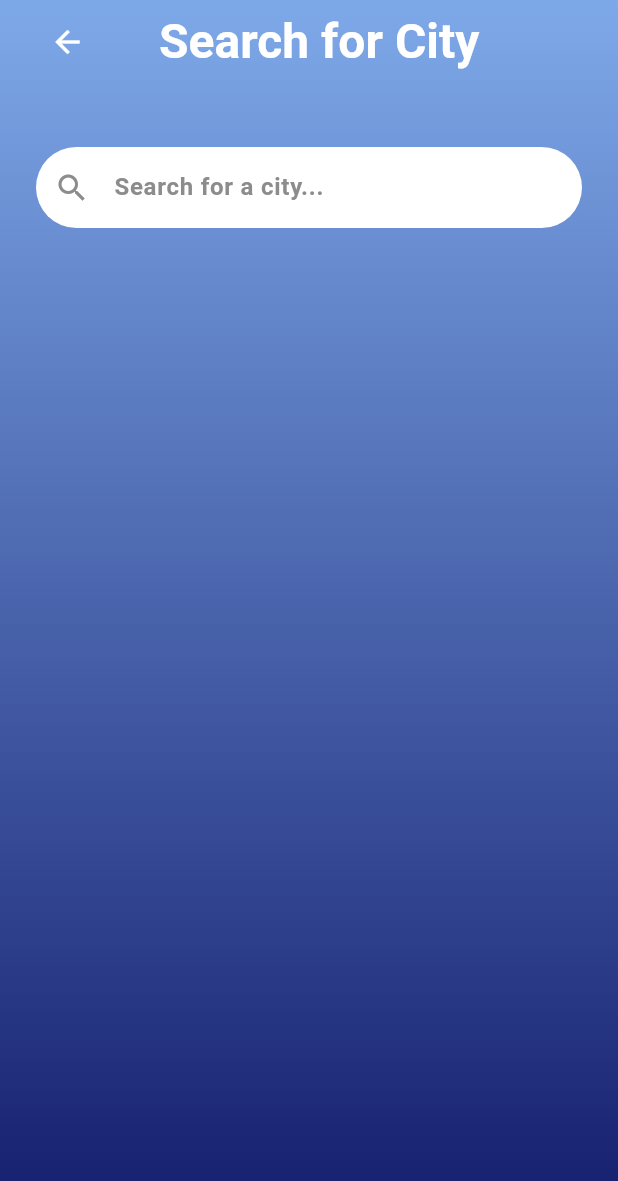
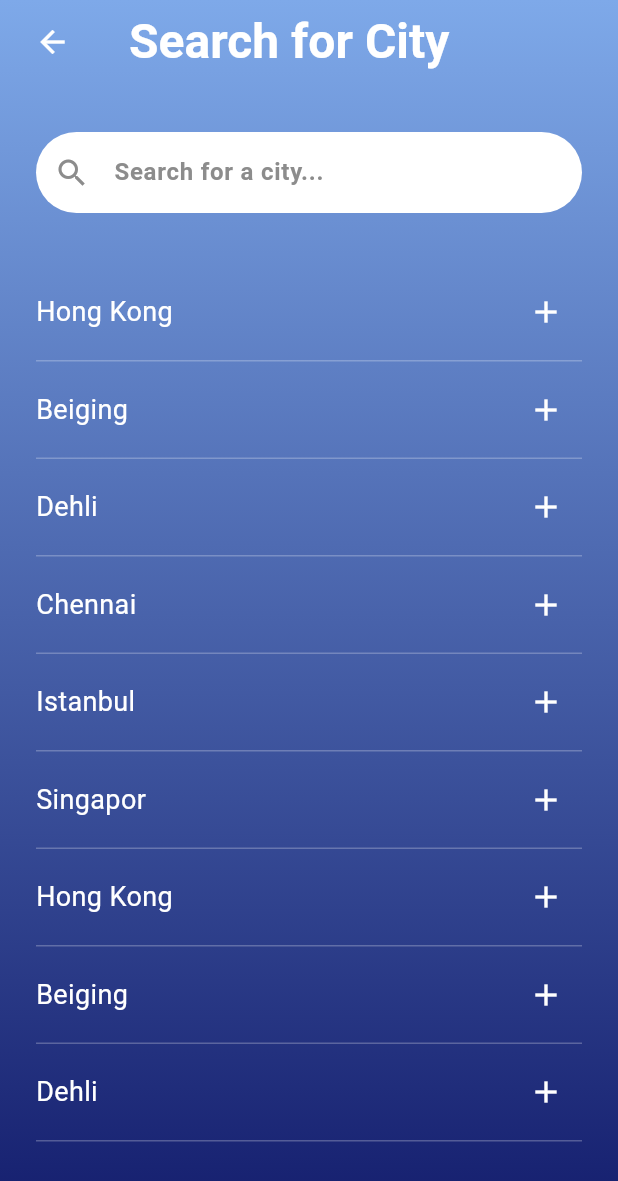
Before and after one commit to TarcosS/flutter-weather-app, a Flutter app: the Search screen opened by its route, on a phone screen of 412 x 824 dp. Shown: the top 1181 px of the screen. Run offline on Flutter 3.47's test engine with Material 3 defaults, Android fonts, the phone set to English and light mode, and no system bars.

Commit message:
Search Page Listig UI

```diff
--- a/lib/pages/home.dart
+++ b/lib/pages/home.dart
@@ -1,5 +1,5 @@
 import 'package:flutter/material.dart';
-import 'package:weather_app/navigation_animation/slide_animation.dart';
+import 'package:weather_app/components/slide_animation.dart';
 import 'package:weather_app/pages/search.dart';
 
 class Home extends StatefulWidget {
--- a/lib/pages/search.dart
+++ b/lib/pages/search.dart
@@ -8,6 +8,21 @@ class Search extends StatefulWidget {
 }
 
 class _SearchState extends State<Search> {
+  final List<dynamic> productMap = [
+    { "place": "Hong Kong" },
+    { "place": "Beiging" },
+    { "place": "Dehli" },
+    { "place": "Chennai" },
+    { "place": "Istanbul" },
+    { "place": "Singapor" },
+    { "place": "Hong Kong" },
+    { "place": "Beiging" },
+    { "place": "Dehli" },
+    { "place": "Chennai" },
+    { "place": "Istanbul" },
+    { "place": "Singapor" },
+  ];
+
   @override
   Widget build(BuildContext context) {
     return Container(
@@ -25,7 +40,7 @@ class _SearchState extends State<Search> {
         backgroundColor: Colors.transparent,
         appBar: AppBar(
           backgroundColor: Colors.transparent,
-          leadingWidth: 90,
+          leadingWidth: 70,
           iconTheme: const IconThemeData(color: Colors.white),
           title: const Text(
             'Search for City',
@@ -38,9 +53,10 @@ class _SearchState extends State<Search> {
           ),
         ),
         body: Padding(
-          padding: const EdgeInsets.fromLTRB(24, 42, 24, 42),
-          child: ListView(
+          padding: const EdgeInsets.fromLTRB(24, 0, 24, 42),
+          child: Column(
             children: [
+              const Padding(padding: EdgeInsets.only(top: 32)),
               TextField(
                 style: const TextStyle(
                   color: Color.fromRGBO(140, 140, 140, 1),
@@ -69,10 +85,54 @@ class _SearchState extends State<Search> {
                   contentPadding: const EdgeInsets.all(15),
                 ),
               ),
+              Expanded(
+                child: ListView(
+                children: [
+                  Padding(padding: const EdgeInsets.only(top: 34)),
+                  ..._getBody()
+                ],
+              )
+              )
             ]
           )
         )
       )
     );
   }
+  _getBody() {
+    return productMap.map((e) => Container(
+      padding: EdgeInsets.fromLTRB(0, 8, 0, 8),
+      decoration: BoxDecoration(
+        border: Border(
+          bottom: BorderSide(
+            color: Colors.white.withOpacity(0.25),
+            width: 1
+          )
+        )
+      ),
+      child: Row(
+        mainAxisAlignment: MainAxisAlignment.spaceBetween,
+        children: [
+          Text(
+            e["place"],
+            style: const TextStyle(
+              color: Colors.white,
+              fontFamily: "Roboto",
+              fontSize: 18,
+              fontWeight: FontWeight.normal
+            ),
+          ),
+          IconButton(
+            onPressed: () {},
+            icon:  const Icon(
+              Icons.add,
+              size: 24,
+              weight: 32,
+              color: Colors.white,
+            ),
+          )
+        ],
+      ),
+    ));
   }
+}
```
Also changed, not shown: lib/components/slide_animation.dart (renamed from lib/navigation_animation/slide_animation.dart). Lines whose indentation alone changed are shown as unchanged.
